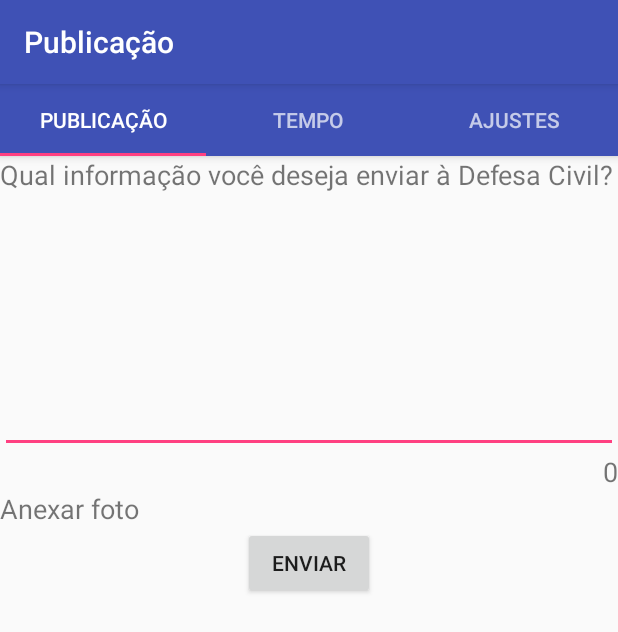
After one commit to GuilhermeMelo18/projeto-inovacao, an Android app: the PopulacaoActivity screen opened directly, with no data from a screen before it, on a phone screen of 412 x 824 dp. The commit adds this screen. Shown: the top 632 px of the screen. Run offline under Robolectric (Android 15) with nearby library versions, the phone set to English and light mode, and no system bars.

Commit message:
Apenas "ajeitamento" do app
* Alteração do usuário. De "externo" passa a ser "pop".

* Remoção da activity Main, drawer (estamos usando tabs basicamente) e menus que não serão usados.

* Criação da PopulacaoActivity que passa a ser chamado pela tela Login.

* Adição de strings.

```diff
--- /dev/null
+++ b/app/src/main/java/com/inovi/allerta/activity/PopulacaoActivity.java
@@ -0,0 +1,63 @@
+package com.inovi.allerta.activity;
+
+import android.support.design.widget.TabLayout;
+import android.support.v4.app.Fragment;
+import android.support.v4.app.FragmentManager;
+import android.support.v4.app.FragmentPagerAdapter;
+import android.support.v4.view.ViewPager;
+import android.support.v7.app.AppCompatActivity;
+import android.os.Bundle;
+
+import com.inovi.allerta.R;
+import com.inovi.allerta.fragmentos.GraficoFragment;
+import com.inovi.allerta.fragmentos.PostFragment;
+import com.inovi.allerta.fragmentos.PublicacaoFragment;
+
+public class PopulacaoActivity extends AppCompatActivity {
+    private PopulacaoActivity.SectionsPagerAdapter mSectionsPagerAdapter;
+    private ViewPager mViewPager;
+
+    protected void onCreate(Bundle savedInstanceState) {
+        super.onCreate(savedInstanceState);
+        setContentView(R.layout.activity_populacao);
+        this.setTitle(R.string.titulo_populacao);
+
+        mSectionsPagerAdapter = new PopulacaoActivity.SectionsPagerAdapter(getSupportFragmentManager());
+
+        mViewPager = findViewById(R.id.container);
+        mViewPager.setAdapter(mSectionsPagerAdapter);
+
+        TabLayout tabLayout = findViewById(R.id.tabsPopulacao);
+
+        mViewPager.addOnPageChangeListener(new TabLayout.TabLayoutOnPageChangeListener(tabLayout));
+        tabLayout.addOnTabSelectedListener(new TabLayout.ViewPagerOnTabSelectedListener(mViewPager));
+
+    }
+
+    public class SectionsPagerAdapter extends FragmentPagerAdapter {
+
+        public SectionsPagerAdapter(FragmentManager fm) {
+            super(fm);
+        }
+
+        @Override
+        public Fragment getItem(int position) {
+
+            switch (position) {
+                case 0:
+                    return new PublicacaoFragment();
+                case 1:
+                    return new GraficoFragment();
+                case 2:
+                    return new PostFragment();
+            }
+            return null;
+        }
+
+        //@Override
+        public int getCount() {
+            return 3;
+        }
+    }
+
+}
--- /dev/null
+++ b/app/src/main/res/layout/activity_populacao.xml
@@ -0,0 +1,56 @@
+<?xml version="1.0" encoding="utf-8"?>
+<android.support.design.widget.CoordinatorLayout
+    xmlns:android="http://schemas.android.com/apk/res/android"
+    xmlns:app="http://schemas.android.com/apk/res-auto"
+    xmlns:tools="http://schemas.android.com/tools"
+    android:id="@+id/main_content"
+    android:layout_width="match_parent"
+    android:layout_height="match_parent"
+    android:fitsSystemWindows="true"
+    tools:context=".MainActivity">
+
+    <android.support.design.widget.AppBarLayout
+        android:id="@+id/appbar"
+        android:layout_width="match_parent"
+        android:layout_height="wrap_content"
+        android:theme="@style/AppTheme.AppBarOverlay">
+
+        <android.support.design.widget.TabLayout
+            android:id="@+id/tabsPopulacao"
+            android:layout_width="match_parent"
+            android:layout_height="wrap_content"
+            android:textColor="#ffffff">
+
+            <android.support.design.widget.TabItem
+                android:id="@+id/tabPostagens"
+                android:layout_width="match_parent"
+                android:layout_height="wrap_content"
+                android:layout_weight="1"
+                android:text="@string/titulo_publicacao" />
+            <android.support.design.widget.TabItem
+                android:id="@+id/tabTempo"
+                android:layout_width="match_parent"
+                android:layout_height="wrap_content"
+                android:layout_weight="1"
+                android:text="@string/titulo_tempo" />
+
+            <android.support.design.widget.TabItem
+                android:id="@+id/tabConfigurações"
+                android:layout_width="match_parent"
+                android:layout_height="wrap_content"
+                android:layout_weight="1"
+                android:text="@string/titulo_configuracoes" />
+
+
+
+        </android.support.design.widget.TabLayout>
+
+    </android.support.design.widget.AppBarLayout>
+
+    <android.support.v4.view.ViewPager
+        android:id="@+id/container"
+        android:layout_width="match_parent"
+        android:layout_height="match_parent"
+        app:layout_behavior="@string/appbar_scrolling_view_behavior" />
+
+</android.support.design.widget.CoordinatorLayout>
--- a/app/src/main/res/values/strings.xml
+++ b/app/src/main/res/values/strings.xml
@@ -11,6 +11,11 @@
     <string name="anexar_foto">Anexar foto</string>
     <string name="enviar">Enviar</string>
     <string name="titulo_publicacao">Publicação</string>
+    <string name="titulo_populacao">População</string>
+
+    <string name="titulo_configuracoes">Ajustes</string>
+    <string name="titulo_tempo">Tempo</string>
+
 
     <string name="sem_info">Nenhum texto foi escrito para poder ser enviado.</string>
     <string name="pouca_info">Texto muito curto. Descreva melhor a situação para que a Defesa Civil possa ajudar mais efetivamente.</string>
```
Also changed, not shown: app/src/main/AndroidManifest.xml (+9 -26 lines), app/src/main/java/com/inovi/allerta/MainActivity.java (deleted, +0 -82 lines), app/src/main/res/layout/activity_main.xml (deleted, +0 -25 lines), app/src/main/res/layout/app_bar_main.xml (deleted, +0 -24 lines), app/src/main/res/layout/content_main.xml (deleted, +0 -16 lines), app/src/main/res/layout/nav_header_main.xml (deleted, +0 -36 lines), app/src/main/res/menu/activity_main_drawer.xml (deleted, +0 -24 lines).
